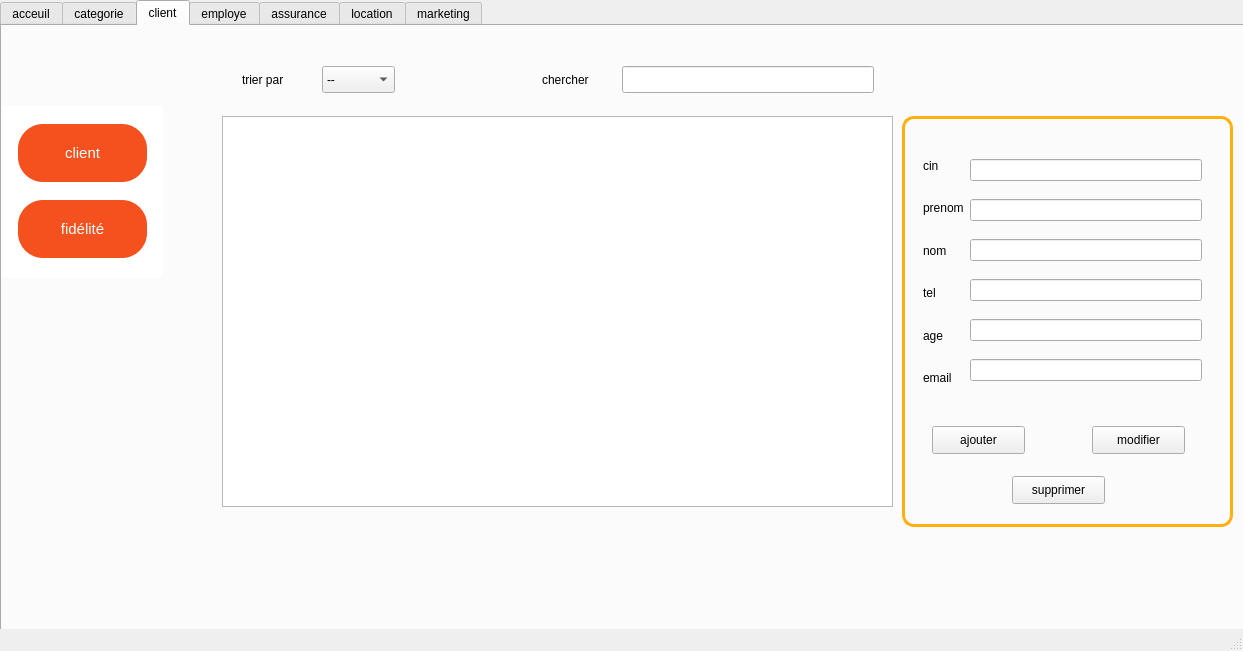
Before: the Qt Designer form projetwissem/mainwindow.ui in ilyesnasraoui/projet_qt, drawn with Qt 5.
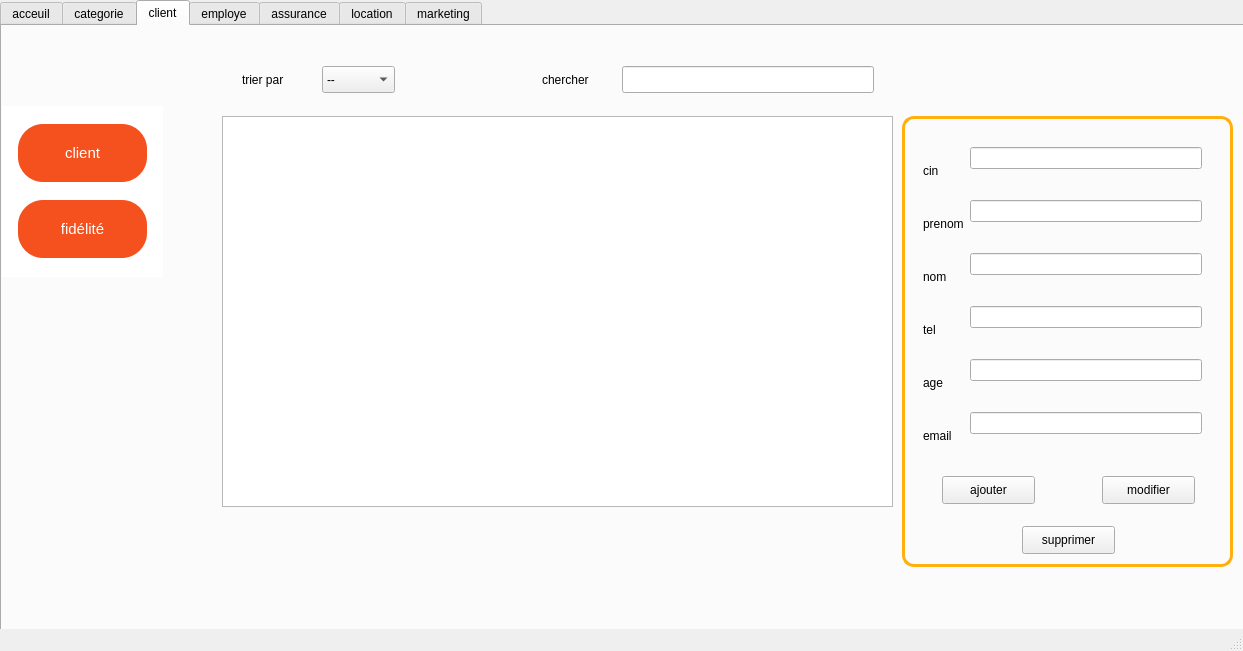
After: the same form once the commit is applied. The open tabs and pages were chosen to show the change.

Commit message:
msg err
err

The edit to the form file:
```diff
--- a/projetwissem/mainwindow.ui
+++ b/projetwissem/mainwindow.ui
@@ -33,7 +33,7 @@
      <string notr="true"/>
     </property>
     <property name="currentIndex">
-     <number>2</number>
+     <number>1</number>
     </property>
     <widget class="QWidget" name="acceuil">
      <attribute name="title">
@@ -1083,14 +1083,14 @@
         <x>150</x>
         <y>0</y>
         <width>1081</width>
-        <height>541</height>
+        <height>571</height>
        </rect>
       </property>
       <property name="styleSheet">
        <string notr="true"/>
       </property>
       <property name="currentIndex">
-       <number>1</number>
+       <number>0</number>
       </property>
       <widget class="QWidget" name="page">
        <widget class="QLabel" name="label_7">
@@ -1171,7 +1171,7 @@
           <x>760</x>
           <y>110</y>
           <width>301</width>
-          <height>271</height>
+          <height>334</height>
          </rect>
         </property>
         <layout class="QHBoxLayout" name="horizontalLayout_4">
@@ -1233,6 +1233,16 @@
              </property>
             </widget>
            </item>
+           <item>
+            <widget class="QLabel" name="labelcin">
+             <property name="styleSheet">
+              <string notr="true">color:#C21807;</string>
+             </property>
+             <property name="text">
+              <string/>
+             </property>
+            </widget>
+           </item>
            <item>
             <widget class="QLineEdit" name="lineEditnom">
              <property name="enabled">
@@ -1243,6 +1253,16 @@
              </property>
             </widget>
            </item>
+           <item>
+            <widget class="QLabel" name="labelprenom">
+             <property name="styleSheet">
+              <string notr="true">color:#C21807;</string>
+             </property>
+             <property name="text">
+              <string/>
+             </property>
+            </widget>
+           </item>
            <item>
             <widget class="QLineEdit" name="lineEditprenom">
              <property name="styleSheet">
@@ -1250,6 +1270,16 @@
              </property>
             </widget>
            </item>
+           <item>
+            <widget class="QLabel" name="labelnom">
+             <property name="styleSheet">
+              <string notr="true">color:#C21807;</string>
+             </property>
+             <property name="text">
+              <string/>
+             </property>
+            </widget>
+           </item>
            <item>
             <widget class="QLineEdit" name="lineEdittel">
              <property name="styleSheet">
@@ -1257,6 +1287,16 @@
              </property>
             </widget>
            </item>
+           <item>
+            <widget class="QLabel" name="labeltel">
+             <property name="styleSheet">
+              <string notr="true">color:#C21807;</string>
+             </property>
+             <property name="text">
+              <string/>
+             </property>
+            </widget>
+           </item>
            <item>
             <widget class="QLineEdit" name="lineEditage">
              <property name="styleSheet">
@@ -1264,6 +1304,16 @@
              </property>
             </widget>
            </item>
+           <item>
+            <widget class="QLabel" name="labelage">
+             <property name="styleSheet">
+              <string notr="true">color:#C21807;</string>
+             </property>
+             <property name="text">
+              <string/>
+             </property>
+            </widget>
+           </item>
            <item>
             <widget class="QLineEdit" name="lineEditemail">
              <property name="styleSheet">
@@ -1271,6 +1321,16 @@
              </property>
             </widget>
            </item>
+           <item>
+            <widget class="QLabel" name="labelemail">
+             <property name="styleSheet">
+              <string notr="true">color:#C21807;</string>
+             </property>
+             <property name="text">
+              <string/>
+             </property>
+            </widget>
+           </item>
           </layout>
          </item>
         </layout>
@@ -1304,8 +1364,8 @@
        <widget class="QPushButton" name="supprimerclient">
         <property name="geometry">
          <rect>
-          <x>860</x>
-          <y>450</y>
+          <x>870</x>
+          <y>500</y>
           <width>93</width>
           <height>28</height>
          </rect>
@@ -1320,8 +1380,8 @@
        <widget class="QPushButton" name="ajouterclient">
         <property name="geometry">
          <rect>
-          <x>780</x>
-          <y>400</y>
+          <x>790</x>
+          <y>450</y>
           <width>93</width>
           <height>28</height>
          </rect>
@@ -1336,8 +1396,8 @@
        <widget class="QPushButton" name="modifierclient">
         <property name="geometry">
          <rect>
-          <x>940</x>
-          <y>400</y>
+          <x>950</x>
+          <y>450</y>
           <width>93</width>
           <height>28</height>
          </rect>
@@ -1355,7 +1415,7 @@
           <x>750</x>
           <y>90</y>
           <width>331</width>
-          <height>411</height>
+          <height>451</height>
          </rect>
         </property>
         <property name="styleSheet">
```
The commit also changes 2 other files.
